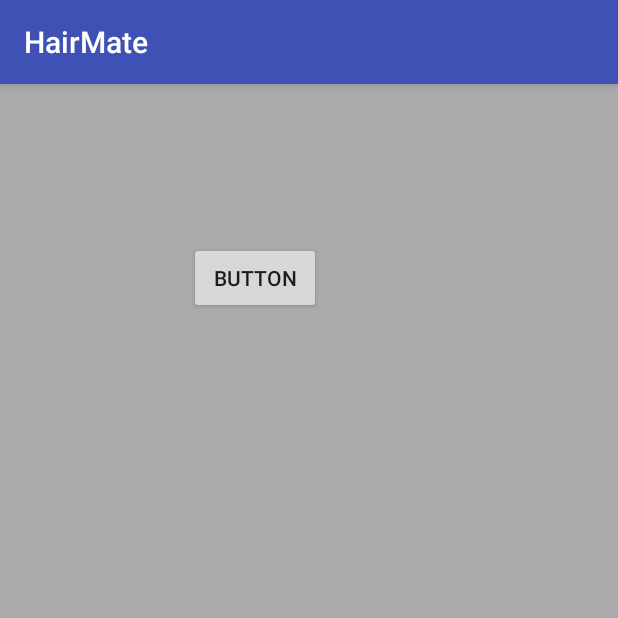
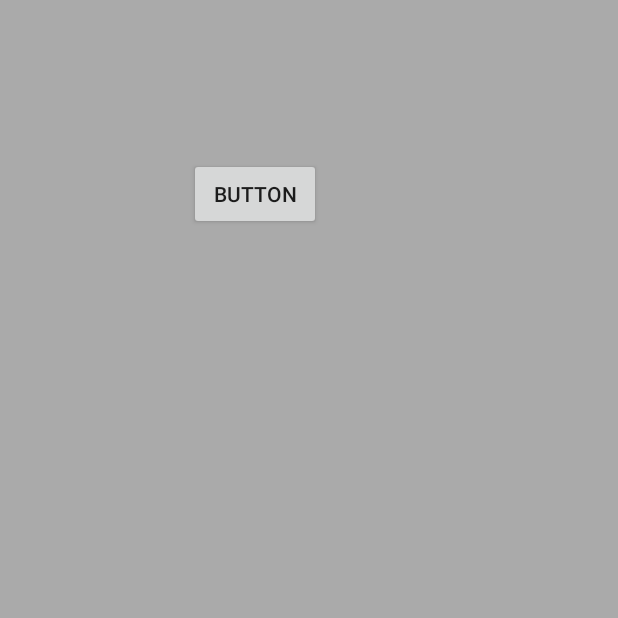
Before and after one commit to Leostadyn/HairMate, an Android app: the MainActivity screen opened directly, with no data from a screen before it, on a phone screen of 412 x 824 dp, the top half of it. Run offline under Robolectric (Android 15) with nearby library versions, the phone set to English and light mode, and no system bars.

Commit message:
add little

```diff
--- a/app/src/main/res/values/colors.xml
+++ b/app/src/main/res/values/colors.xml
@@ -1,6 +1,6 @@
 <?xml version="1.0" encoding="utf-8"?>
 <resources>
     <color name="colorPrimary">#3F51B5</color>
-    <color name="colorPrimaryDark">#303F9F</color>
+    <color name="colorPrimaryDark">#000</color>
     <color name="colorAccent">#FF4081</color>
 </resources>
--- a/app/src/main/res/values/styles.xml
+++ b/app/src/main/res/values/styles.xml
@@ -1,7 +1,7 @@
 <resources>
 
     <!-- Base application theme. -->
-    <style name="AppTheme" parent="Base.Theme.AppCompat.Light.DarkActionBar">
+    <style name="AppTheme" parent="Theme.AppCompat.Light.NoActionBar">
         <!-- Customize your theme here. -->
         <item name="colorPrimary">@color/colorPrimary</item>
         <item name="colorPrimaryDark">@color/colorPrimaryDark</item>
```
